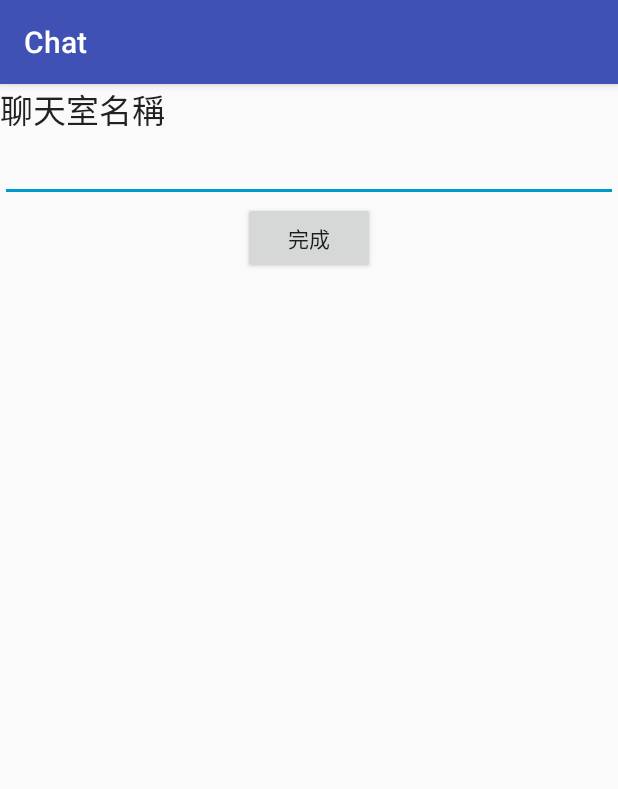
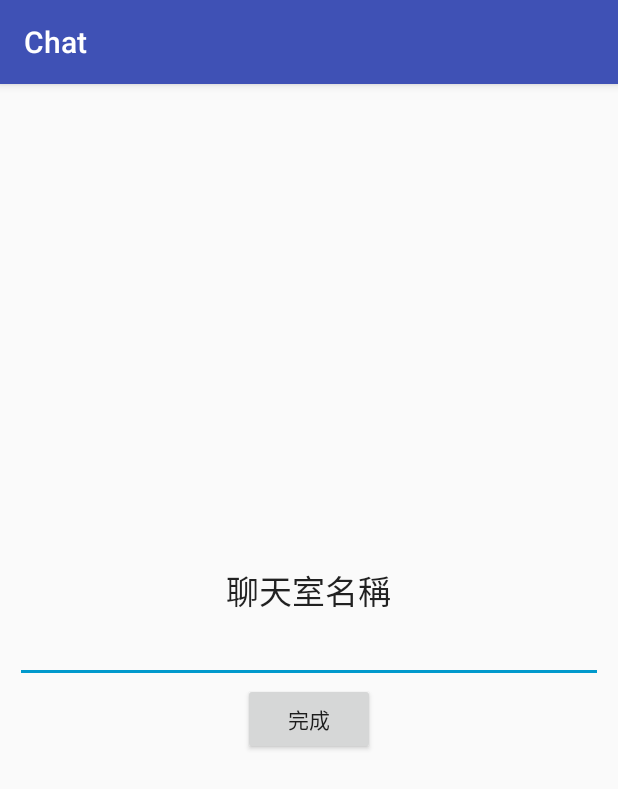
Before and after one commit to jwkung/NewMeetPlace, an Android app: the edit_house screen opened directly, with no data from a screen before it, on a phone screen of 412 x 824 dp. Shown: the top 789 px of the screen. Run offline under Robolectric (Android 15) with nearby library versions, the phone set to English and light mode, and no system bars; our stand-ins replace Firebase (no records; nobody signed in at launch, a user with empty details on screens opened directly); libraries missing offline, so code that uses them is left out: com.firebase.client.

Commit message:
modify chat room list

```diff
--- a/app/src/main/java/tw/com/example/ben/sharehouse/CHAT/dataModel/House.java
+++ b/app/src/main/java/tw/com/example/ben/sharehouse/CHAT/dataModel/House.java
@@ -20,7 +20,7 @@ public class House {
         FirebaseDatabase db = FirebaseDatabase.getInstance();
         DatabaseReference Ref= db.getReference("roomTables").push();
         this.roomTable = Ref.toString();
-        this.name="預設";
+        this.name="hey, homie!";
         DatabaseReference Ref2= db.getReference("houses").push();
         this.url=Ref2.toString();
         DatabaseReference Ref3= db.getReference("chat").push();
--- a/app/src/main/res/layout/contact_list_item.xml
+++ b/app/src/main/res/layout/contact_list_item.xml
@@ -34,7 +34,7 @@
         android:layout_alignParentEnd="true">
 
         <ImageView
-            app:srcCompat="@drawable/applozic_ic_contact_picture_180_holo_light"
+            app:srcCompat="@drawable/cube"
             android:layout_alignParentTop="true"
             android:layout_alignParentStart="true"
             android:id="@+id/imageView3"
@@ -56,6 +56,7 @@
                 android:layout_marginStart="20dp"
                 android:layout_marginTop="7dp"
                 android:gravity="bottom|left|center"
+                android:text="Hey, homie!"
                 android:textSize="20sp" />
 
         </LinearLayout>
--- a/app/src/main/res/layout/edit_house.xml
+++ b/app/src/main/res/layout/edit_house.xml
@@ -2,6 +2,7 @@
 <LinearLayout xmlns:android="http://schemas.android.com/apk/res/android"
     android:orientation="vertical" android:layout_width="match_parent"
     android:layout_height="match_parent"
+    android:gravity="center"
     android:weightSum="1">
 
     <TextView
@@ -14,6 +15,8 @@
     <EditText
         android:layout_width="match_parent"
         android:layout_height="wrap_content"
+        android:layout_marginLeft="@dimen/item_padding_large"
+        android:layout_marginRight="@dimen/item_padding_large"
         android:id="@+id/name"
         android:layout_gravity="center_horizontal" />
 
```
Also changed, not shown: app/src/main/java/tw/com/example/ben/sharehouse/CHAT/house_list_controler.java (+8 -8 lines), app/src/main/res/drawable-xxhdpi/cube.png (added).
